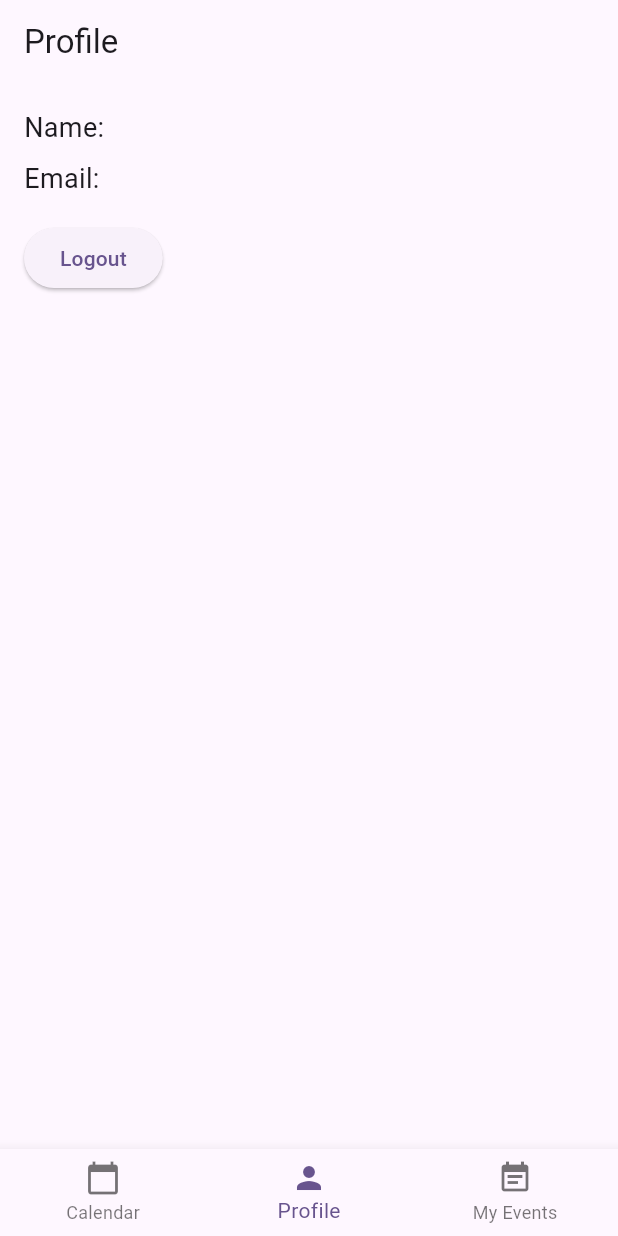
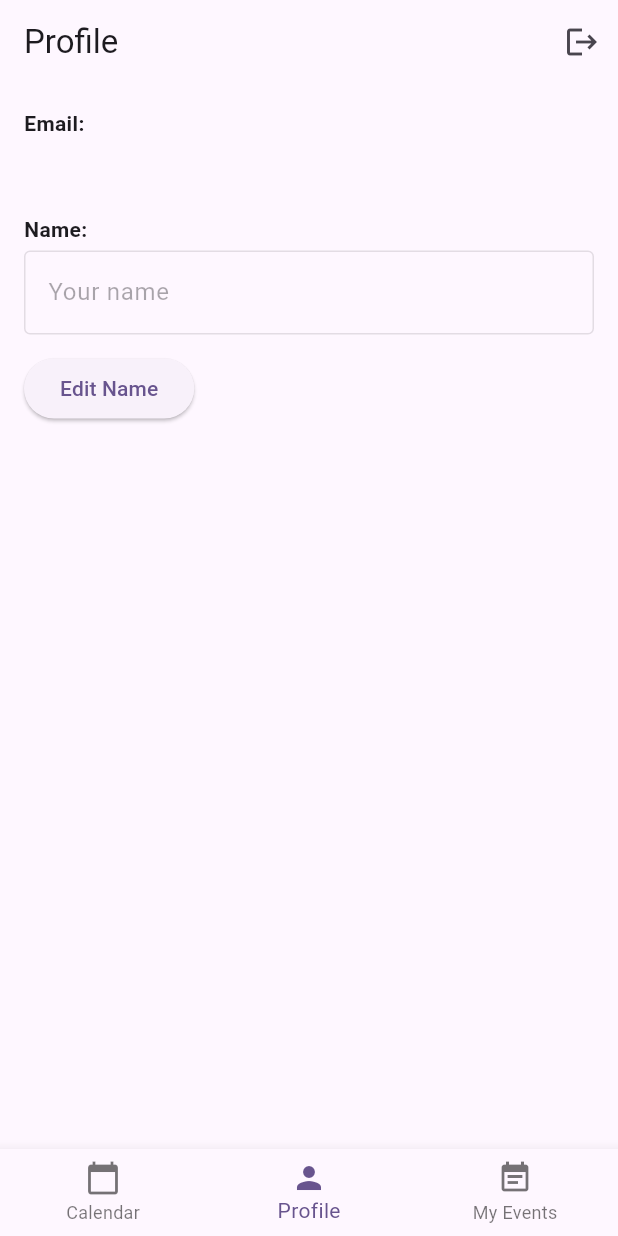
Before and after one commit to momchilmg/Sirma-Flutter-Exam, a Flutter app: the screen it shows once a user with an empty profile is signed in, item 2 of the bottom bar chosen, on a phone screen of 412 x 824 dp. Run offline on Flutter 3.47's test engine with Material 3 defaults, Android fonts, the phone set to English and light mode, and no system bars; our stand-ins replace cloud_firestore, firebase_auth, firebase_core, flutter_local_notifications, table_calendar, timezone; accounts and stored records are empty.

Commit message:
add profile edit

```diff
--- a/lib/screens/profile_screen.dart
+++ b/lib/screens/profile_screen.dart
@@ -5,80 +5,93 @@ import 'package:flutter/material.dart';
 import 'package:calendar_application/services/auth_service.dart';
 import 'package:calendar_application/screens/login_screen.dart';
 
-class ProfileScreen extends StatelessWidget {
+class ProfileScreen extends StatefulWidget {
   const ProfileScreen({super.key});
+
+  @override
+  State<ProfileScreen> createState() => _ProfileScreenState();
+}
+
+class _ProfileScreenState extends State<ProfileScreen> {
+  final _nameController = TextEditingController();
+  bool _isEditing = false;
+  String? _email;
+
+  @override
+  void initState() {
+    super.initState();
+    _loadUserData();
+  }
+
+  Future<void> _loadUserData() async {
+    final user = FirebaseAuth.instance.currentUser;
+    if (user == null) return;
+
+    final doc = await FirebaseFirestore.instance.collection('users').doc(user.email).get();
+    if (doc.exists) {
+      final data = doc.data()!;
+      setState(() {
+        _email = user.email;
+        _nameController.text = data['name'] ?? '';
+      });
+    }
+  }
+
+  Future<void> _saveName() async {
+    final user = FirebaseAuth.instance.currentUser;
+    if (user == null) return;
+
+    await FirebaseFirestore.instance.collection('users').doc(user.email).update({
+      'name': _nameController.text.trim(),
+    });
+
+    setState(() {
+      _isEditing = false;
+    });
+
+    ScaffoldMessenger.of(context).showSnackBar(
+      const SnackBar(content: Text("Name updated successfully")),
+    );
+  }
 
   @override
   Widget build(BuildContext context) {
     final currentUser = FirebaseAuth.instance.currentUser;
 
     if (currentUser == null) {
-      return Padding(
+      return Scaffold(
+        appBar: AppBar(title: const Text("Profile")),
+        body: Padding(
           padding: const EdgeInsets.fromLTRB(0.0, 250.0, 0.0, 0.0),
           child: Column(
-              crossAxisAlignment: CrossAxisAlignment.start,
+            crossAxisAlignment: CrossAxisAlignment.center,
             children: [
-                Center(child: Text("Not logged in")),
-                Center(child: ElevatedButton(
+              const Center(child: Text("Not logged in")),
+              const SizedBox(height: 16),
+              Center(
+                child: ElevatedButton(
                   onPressed: () => Navigator.push(context, MaterialPageRoute(builder: (_) => const LoginScreen())),
-                  child: const Text("Sign In")
-                )),
-                Center(child: TextButton(
+                  child: const Text("Sign In"),
+                ),
+              ),
+              Center(
+                child: TextButton(
                   onPressed: () => Navigator.push(context, MaterialPageRoute(builder: (_) => const RegisterScreen())),
                   child: const Text("Don't have an account? Register"),
-                ))
-              ],
                 ),
-          );
-    }
-
-    final userEmail = currentUser.email ?? "";
-
-    return Scaffold(
-      appBar: AppBar(title: const Text('Profile')),
-      body: FutureBuilder<DocumentSnapshot>(
-        future: FirebaseFirestore.instance.collection('users').doc(userEmail).get(),
-        builder: (context, snapshot) {
-          if (snapshot.connectionState == ConnectionState.waiting) {
-            return const Center(child: CircularProgressIndicator());
-          }
-
-          if (!snapshot.hasData || !snapshot.data!.exists) {
-            Widget build(BuildContext context) {
-              return Scaffold(
-                appBar: AppBar(title: const Text("User profile not found.")),
-                body: Padding(
-                  padding: const EdgeInsets.all(16),
-                  child: Column(
-                    children: [
-                      const SizedBox(height: 20),
-                      ElevatedButton(
-                        onPressed: () => Navigator.push(context, MaterialPageRoute(builder: (_) => const LoginScreen())),
-                        child: const Text("SignIn"),),
-                      TextButton(
-                        onPressed: () => Navigator.push(context, MaterialPageRoute(builder: (_) => const RegisterScreen())),
-                        child: const Text("Don't have an account? Register"),
-                      )
+              ),
             ],
           ),
         ),
       );
     }
-            return const Center(child: Text(""));
-          }
 
-          final data = snapshot.data!.data() as Map<String, dynamic>;
-
-          return Padding(
-            padding: const EdgeInsets.all(16),
-            child: Column(
-              crossAxisAlignment: CrossAxisAlignment.start,
-              children: [
-                Text("Name: ${data['name']}", style: const TextStyle(fontSize: 18)),
-                const SizedBox(height: 8),
-                Text("Email: ${data['email']}", style: const TextStyle(fontSize: 18)),
-                const SizedBox(height: 16),
-                ElevatedButton(
+    return Scaffold(
+      appBar: AppBar(
+        title: const Text("Profile"),
+        actions: [
+          IconButton(
+            icon: const Icon(Icons.logout),
             onPressed: () async {
               await AuthService().signOut();
               Navigator.pushAndRemoveUntil(
@@ -87,12 +100,50 @@ class ProfileScreen extends StatelessWidget {
                 (_) => false,
               );
             },
-                  child: const Text("Logout"),
           )
         ],
       ),
-          );
+      body: Padding(
+        padding: const EdgeInsets.all(16),
+        child: Column(
+          crossAxisAlignment: CrossAxisAlignment.start,
+          children: [
+            const Text("Email:", style: TextStyle(fontWeight: FontWeight.bold)),
+            const SizedBox(height: 4),
+            Text(_email ?? "Loading...", style: const TextStyle(fontSize: 16)),
+
+            const SizedBox(height: 24),
+            const Text("Name:", style: TextStyle(fontWeight: FontWeight.bold)),
+            const SizedBox(height: 4),
+            TextField(
+              controller: _nameController,
+              enabled: _isEditing,
+              decoration: const InputDecoration(
+                border: OutlineInputBorder(),
+                hintText: "Your name",
+              ),
+            ),
+            const SizedBox(height: 12),
+            Row(
+              children: [
+                if (_isEditing)
+                  ElevatedButton(
+                    onPressed: _saveName,
+                    child: const Text("Save"),
+                  )
+                else
+                  ElevatedButton(
+                    onPressed: () {
+                      setState(() {
+                        _isEditing = true;
+                      });
                     },
+                    child: const Text("Edit Name"),
+                  ),
+              ],
+            )
+          ],
+        ),
       ),
     );
   }
```
Lines whose indentation alone changed are shown as unchanged.
